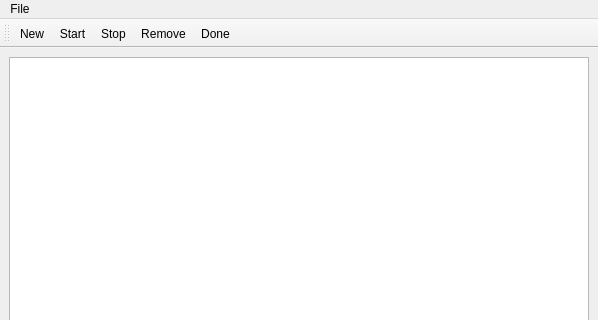
Before: the Qt Designer form jobtimer.ui in cmusik/tasktimer, drawn with Qt 5; both pictures show x 0 to 598 and y 0 to 320 of the 598 by 477 pixel window.
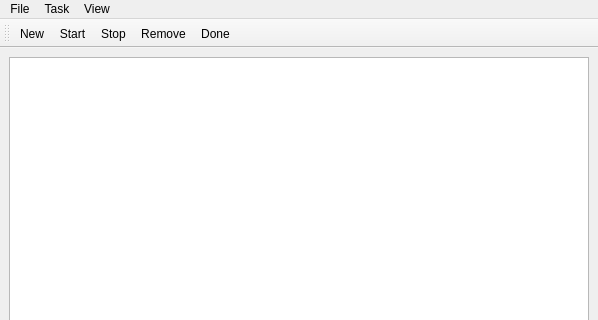
After: the same form once the commit is applied. Icons and pictures are not drawn.

```diff
--- a/jobtimer.ui
+++ b/jobtimer.ui
@@ -50,7 +50,25 @@
     </property>
     <addaction name="actionExit" />
    </widget>
+   <widget class="QMenu" name="menuView" >
+    <property name="title" >
+     <string>View</string>
+    </property>
+    <addaction name="actionHideDone" />
+   </widget>
+   <widget class="QMenu" name="menuTask" >
+    <property name="title" >
+     <string>Task</string>
+    </property>
+    <addaction name="actionNew" />
+    <addaction name="actionStart" />
+    <addaction name="actionStop" />
+    <addaction name="actionRemove" />
+    <addaction name="actionDone" />
+   </widget>
    <addaction name="menuFile" />
+   <addaction name="menuTask" />
+   <addaction name="menuView" />
   </widget>
   <widget class="QStatusBar" name="statusbar" />
   <widget class="QToolBar" name="toolBar" >
```
Left out of the diff: 42 changed lines with no effect on the pictures.
